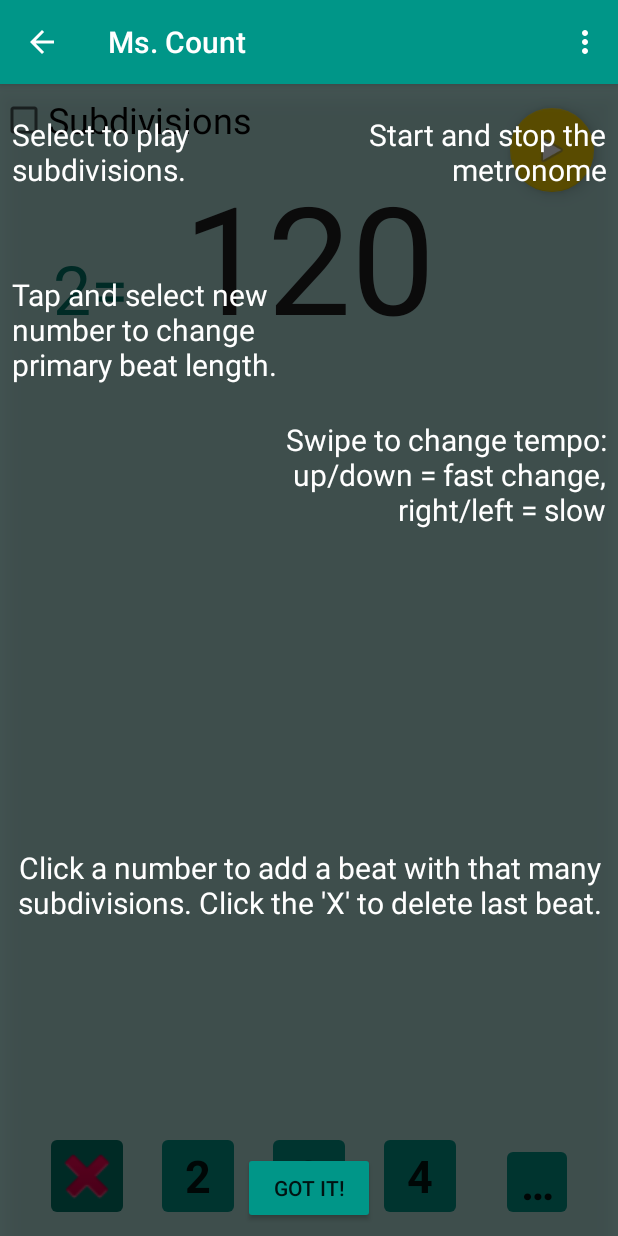
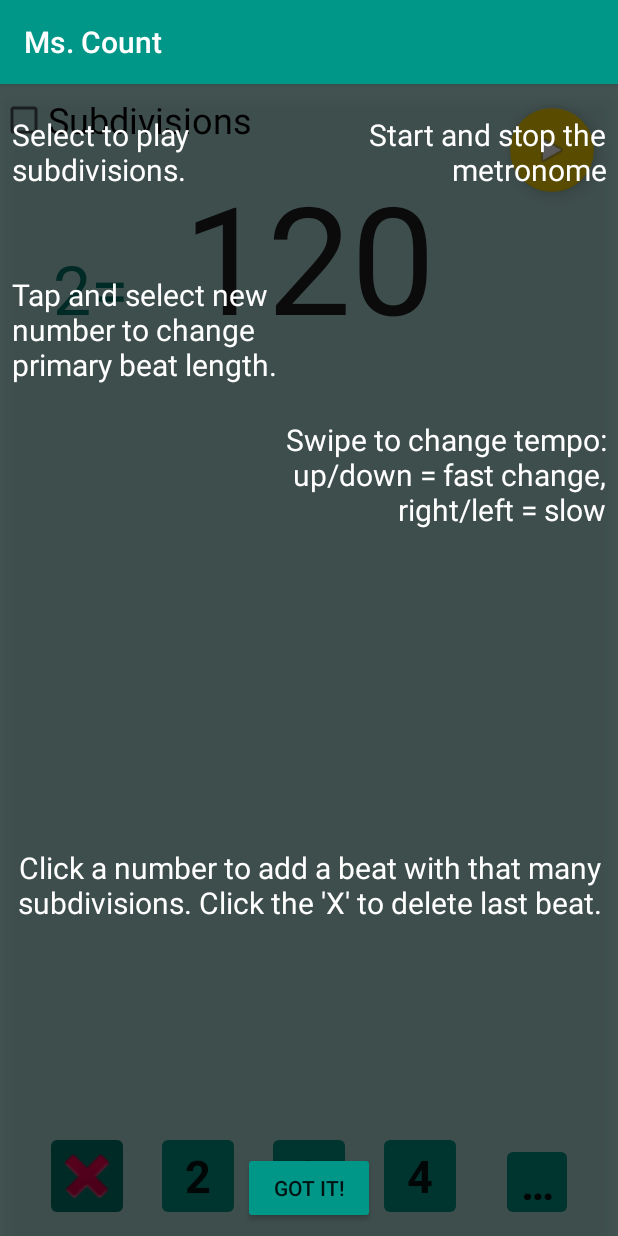
Before and after one commit to michaeloverman/MsCount2, an Android app: the screen it shows after launch (OddMeterMetronomeActivity before the commit, MsCountActivity after it), after a tap on "Odd Metronome", on a phone screen of 412 x 824 dp. Run offline under Robolectric (Android 15) with nearby library versions, the phone set to English and light mode, and no system bars; our stand-ins replace FlexboxLayout, Timber; pictures from the network do not load.

Commit message:
first steps, removing a couple of unnecessary activities

```diff
--- a/app/build.gradle
+++ b/app/build.gradle
@@ -79,6 +79,9 @@ dependencies {
     implementation "androidx.core:core-ktx:1.7.0"
     implementation "org.jetbrains.kotlin:kotlin-stdlib-jdk7:$kotlin_version"
 
+    implementation("androidx.navigation:navigation-fragment-ktx:2.3.5")
+    implementation("androidx.navigation:navigation-ui-ktx:2.3.5")
+
 }
 apply plugin: 'com.google.gms.google-services'
 repositories {
--- a/app/src/main/java/tech/michaeloverman/mscount/MetronomeSelectorFragment.kt
+++ b/app/src/main/java/tech/michaeloverman/mscount/MetronomeSelectorFragment.kt
@@ -16,13 +16,15 @@ import tech.michaeloverman.mscount.programmed.ProgrammedMetronomeActivity
  * Fragment handles selection of & transition to the different metronomes.
  * Created by Michael on 2/24/2017.
  */
-class MetronomeSelectorFragment : Fragment(), View.OnClickListener {
+class MetronomeSelectorFragment : Fragment() {
     var mBigRoundButton: ImageView? = null
 
     override fun onCreate(savedInstanceState: Bundle?) {
         super.onCreate(savedInstanceState)
         retainInstance = true
         setHasOptionsMenu(true)
+//        val navHostFragment = supportFragmentManager.findFragmentById(R.id.ms_count_navigation) as NavHostFragment
+//        val navController = navHostFragment.navController
     }
 
     override fun onCreateView(
@@ -36,9 +38,22 @@ class MetronomeSelectorFragment : Fragment(), View.OnClickListener {
     override fun onViewCreated(view: View, savedInstanceState: Bundle?) {
         super.onViewCreated(view, savedInstanceState)
         mBigRoundButton = big_round_button
-        normal_metronome_button.setOnClickListener(this)
-        preprogrammed_metronome_button.setOnClickListener(this)
-        odd_meter_metronome_button.setOnClickListener(this)
+        normal_metronome_button.setOnClickListener {
+            navigateToNewFragment(NormalMetronomeFragment(), "normal")
+        }
+        preprogrammed_metronome_button.setOnClickListener {
+            navigateToProgram()
+        }
+        odd_meter_metronome_button.setOnClickListener {
+            navigateToNewFragment(OddMeterMetronomeFragment(), "odd")
+        }
+    }
+
+    private fun navigateToNewFragment(frag: Fragment, fragName: String) {
+        activity?.supportFragmentManager?.beginTransaction()
+            ?.replace(R.id.fragment_container, frag)
+            ?.addToBackStack(fragName)
+            ?.commit()
     }
 
     companion object {
@@ -48,19 +63,12 @@ class MetronomeSelectorFragment : Fragment(), View.OnClickListener {
         }
     }
 
-    override fun onClick(v: View?) {
-        val intent: Intent? = when (v) {
-            normal_metronome_button -> Intent(context, NormalMetronomeActivity::class.java)
-            odd_meter_metronome_button -> Intent(context, OddMeterMetronomeActivity::class.java)
-            preprogrammed_metronome_button -> Intent(context, ProgrammedMetronomeActivity::class.java)
-            else -> null
-        }
+    private fun navigateToProgram() {
+        val intent = Intent(context, ProgrammedMetronomeActivity::class.java)
         val sharedView: View? = mBigRoundButton
         val transitionName = getString(R.string.round_button_transition)
         val transitionOptions = ActivityOptionsCompat
             .makeSceneTransitionAnimation(requireActivity(), sharedView!!, transitionName)
-        if (intent != null) {
-            startActivity(intent, transitionOptions.toBundle())
-        }
+        startActivity(intent, transitionOptions.toBundle())
     }
 }
--- a/app/src/main/java/tech/michaeloverman/mscount/MsCountActivity.kt
+++ b/app/src/main/java/tech/michaeloverman/mscount/MsCountActivity.kt
@@ -5,24 +5,30 @@ import android.annotation.TargetApi
 import android.os.Bundle
 import android.transition.Slide
 import android.transition.TransitionInflater
-import androidx.fragment.app.Fragment
+import androidx.appcompat.app.AppCompatActivity
 import tech.michaeloverman.mscount.utils.ClickSounds
 import timber.log.Timber
 
 /**
  * Activity that handles the 'global' app issues (API Client for wear) and the MetSelect Fragment
  */
-class MsCountActivity : SingleFragmentActivity() {
+class MsCountActivity : AppCompatActivity() {
     //    private GoogleApiClient client;
     //    private static final long CONNECTION_TIME_OUT_MS = 3000;
-    override fun createFragment(): Fragment {
-        Timber.d("MsCountActivity createFragment()")
-        return MetronomeSelectorFragment.newInstance()
-    }
+//    override fun createFragment(): Fragment {
+//        Timber.d("MsCountActivity createFragment()")
+//        return MetronomeSelectorFragment.newInstance()
+//    }
 
     override fun onCreate(savedInstanceState: Bundle?) {
         super.onCreate(savedInstanceState)
         Timber.d("MsCountActivity onCreate()")
+
+        setContentView(R.layout.activity_fragment)
+        supportFragmentManager.findFragmentById(R.id.fragment_container)
+        supportFragmentManager.beginTransaction()
+            .add(R.id.fragment_container, MetronomeSelectorFragment())
+            .commit()
 
 //        MobileAds.initialize(getApplicationContext(), "ca-app-pub-9915736656105375~9633528243");
 
--- a/app/src/main/java/tech/michaeloverman/mscount/NormalMetronomeFragment.kt
+++ b/app/src/main/java/tech/michaeloverman/mscount/NormalMetronomeFragment.kt
@@ -260,8 +260,7 @@ class NormalMetronomeFragment : Fragment(), MetronomeStartStopListener {
         updateDisplay()
     }
 
-//    @OnClick(R.id.help_overlay)
-    fun ignoreClicks() {
+    private fun ignoreClicks() {
         // catch and ignore click on the help screen, so other buttons aren't functional
     }
 
--- a/app/src/main/java/tech/michaeloverman/mscount/utils/SettingsActivity.kt
+++ b/app/src/main/java/tech/michaeloverman/mscount/utils/SettingsActivity.kt
@@ -4,7 +4,7 @@ package tech.michaeloverman.mscount.utils
 import android.os.Bundle
 import android.view.MenuItem
 import androidx.appcompat.app.AppCompatActivity
-import tech.michaeloverman.mscount.R
+import kotlinx.android.synthetic.main.settings_activity.*
 
 /**
  * Created by Michael on 4/4/2017.
@@ -12,6 +12,7 @@ import tech.michaeloverman.mscount.R
 class SettingsActivity : AppCompatActivity() {
     lateinit var mEntries: Array<String>
     lateinit var mValues: Array<String>
+
     override fun onCreate(savedInstanceState: Bundle?) {
         super.onCreate(savedInstanceState)
 
@@ -22,7 +23,9 @@ class SettingsActivity : AppCompatActivity() {
 
     override fun onResume() {
         super.onResume()
-        setContentView(R.layout.settings_activity)
+        var l = settings_fragment
+//        setContentView(l)
+//        setContentView(R.layout.settings_frament)
         supportActionBar!!.setDisplayHomeAsUpEnabled(true)
     }
 
--- a/app/src/main/java/tech/michaeloverman/mscount/utils/SettingsFragment.kt
+++ b/app/src/main/java/tech/michaeloverman/mscount/utils/SettingsFragment.kt
@@ -4,6 +4,8 @@ package tech.michaeloverman.mscount.utils
 import android.content.SharedPreferences
 import android.content.SharedPreferences.OnSharedPreferenceChangeListener
 import android.os.Bundle
+import android.view.Menu
+import android.view.MenuInflater
 import androidx.preference.ListPreference
 import androidx.preference.Preference
 import androidx.preference.PreferenceFragmentCompat
@@ -16,6 +18,11 @@ import tech.michaeloverman.mscount.R
  * Created by Michael on 4/4/2017.
  */
 class SettingsFragment : PreferenceFragmentCompat(), OnSharedPreferenceChangeListener {
+
+    override fun onCreateOptionsMenu(menu: Menu, inflater: MenuInflater) {
+        super.onCreateOptionsMenu(menu, inflater)
+    }
+
     override fun onSharedPreferenceChanged(sharedPreferences: SharedPreferences, key: String) {
         val pref: Preference? = findPreference(key)
         if (pref != null) {
--- a/app/src/main/res/layout/activity_fragment.xml
+++ b/app/src/main/res/layout/activity_fragment.xml
@@ -1,7 +1,16 @@
 <?xml version="1.0" encoding="utf-8"?>
 <FrameLayout
     xmlns:android="http://schemas.android.com/apk/res/android"
+    xmlns:app="http://schemas.android.com/apk/res-auto"
     android:id="@+id/fragment_container"
     android:layout_width="match_parent"
     android:layout_height="match_parent">
+
+<!--    <androidx.fragment.app.FragmentContainerView-->
+<!--        android:id="@+id/fragment_container"-->
+<!--        android:name="androidx.navigation.fragment.NavHostFragment"-->
+<!--        app:navGraph="@navigation/ms_count_navigation"-->
+<!--        app:defaultNavHost="true"-->
+<!--        android:layout_width="match_parent"-->
+<!--        android:layout_height="match_parent" />-->
 </FrameLayout>
--- /dev/null
+++ b/app/src/main/res/navigation/ms_count_navigation.xml
@@ -0,0 +1,44 @@
+<?xml version="1.0" encoding="utf-8"?>
+<navigation xmlns:android="http://schemas.android.com/apk/res/android"
+    xmlns:app="http://schemas.android.com/apk/res-auto"
+    xmlns:tools="http://schemas.android.com/tools"
+    android:id="@+id/ms_count_navigation"
+    app:startDestination="@id/metronomeSelectorFragment">
+
+    <fragment
+        android:id="@+id/metronomeSelectorFragment"
+        android:name="tech.michaeloverman.mscount.MetronomeSelectorFragment"
+        android:label="MetronomeSelectorFragment"
+        tools:layout="@layout/met_selector_fragment">
+        <action
+            android:id="@+id/action_metronomeSelectorFragment_to_normalMetronomeFragment"
+            app:destination="@id/normalMetronomeFragment"
+            app:exitAnim="@android:anim/fade_out"
+            app:popUpTo="@id/metronomeSelectorFragment" />
+        <action
+            android:id="@+id/action_metronomeSelectorFragment_to_oddMeterMetronomeFragment"
+            app:destination="@id/oddMeterMetronomeFragment"
+            app:exitAnim="@android:anim/fade_out"
+            app:popUpTo="@id/metronomeSelectorFragment"  />
+        <action
+            android:id="@+id/action_metronomeSelectorFragment_to_programmedMetronomeFragment"
+            app:destination="@id/programmedMetronomeFragment"
+            app:exitAnim="@android:anim/fade_out"
+            app:popUpTo="@id/metronomeSelectorFragment"  />
+    </fragment>
+    <fragment
+        android:id="@+id/normalMetronomeFragment"
+        android:name="tech.michaeloverman.mscount.NormalMetronomeFragment"
+        android:label="NormalMetronomeFragment"
+        tools:layout="@layout/normal_metronome_fragment"/>
+    <fragment
+        android:id="@+id/oddMeterMetronomeFragment"
+        android:name="tech.michaeloverman.mscount.OddMeterMetronomeFragment"
+        android:label="OddMeterMetronomeFragment"
+        tools:layout="@layout/oddmeter_metronome_layout"/>
+    <fragment
+        android:id="@+id/programmedMetronomeFragment"
+        android:name="tech.michaeloverman.mscount.programmed.ProgrammedMetronomeFragment"
+        android:label="ProgrammedMetronomeFragment"
+        tools:layout="@layout/programmed_fragment"/>
+</navigation>
```
